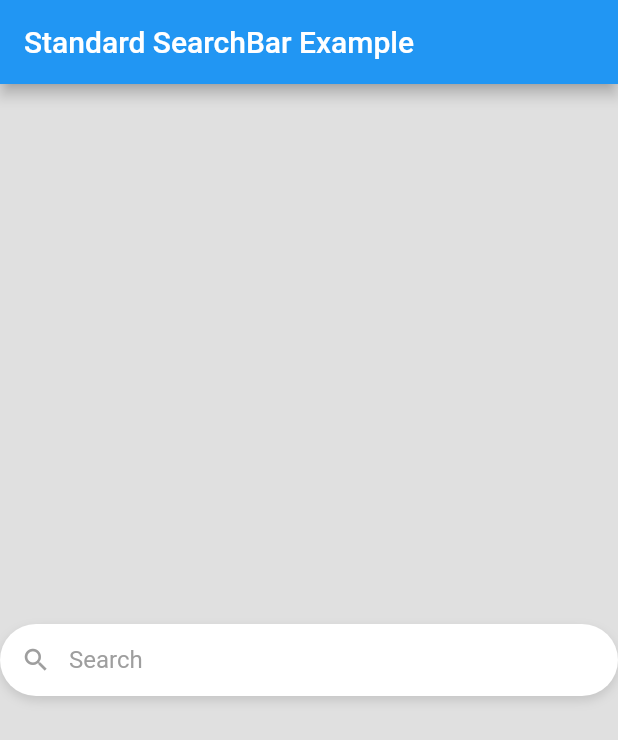
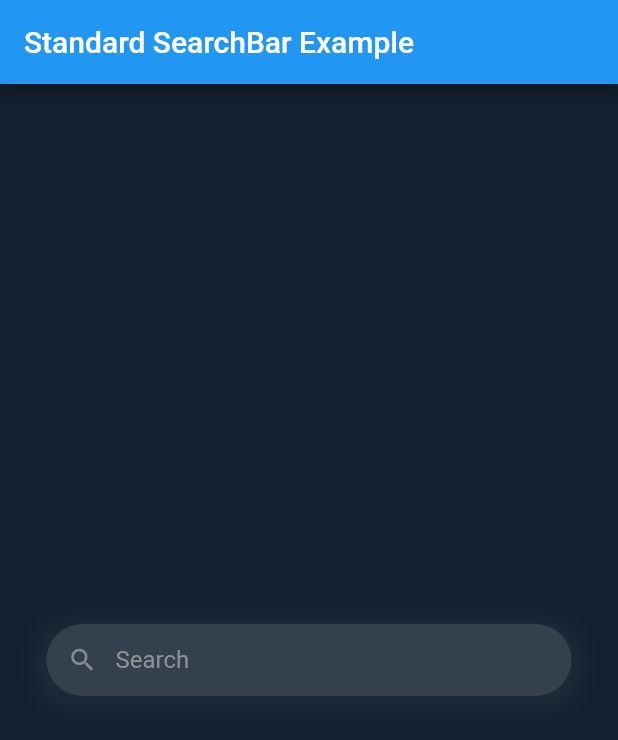
Before and after one commit to hajajmaor/StandardSearchBar, a Flutter app: the screen it shows after launch, on a phone screen of 412 x 824 dp. Shown: the top 740 px of the screen. Run offline on Flutter 3.47's test engine with Material 2 defaults, Android fonts, the phone set to English and light mode, and no system bars.

```diff
--- a/example/lib/main.dart
+++ b/example/lib/main.dart
@@ -1,6 +1,4 @@
 import 'package:flutter/material.dart';
-
-import 'package:flutter/foundation.dart';
 
 import 'package:standard_searchbar/standard_searchbar.dart';
 
@@ -16,18 +14,27 @@ class MyApp extends StatelessWidget {
         appBar: AppBar(
           title: const Text('Standard SearchBar Example'),
         ),
-        body: Center(
+        body: const Center(
           child: StandardSearchBar(
-            width: 500,
-            onChanged: (value) {
-              if (kDebugMode) print('Search: $value');
-            },
-            onSubmitted: (value) {
-              if (kDebugMode) print('Search: $value');
-            },
+            width: 350,
+            backgroundColor: Color(0xFF35404D),
+            hintText: 'Search',
+            cursorColor: Colors.white,
+            hintStyle: TextStyle(color: Color(0xFF8d9399)),
+            startIconColor: Color(0xFF848B92),
+            textStyle: TextStyle(color: Colors.white),
+            shadow: [
+              BoxShadow(
+                color: Color.fromARGB(12, 255, 255, 255),
+                spreadRadius: 7,
+                blurRadius: 10,
+                offset: Offset(0, 3),
+              ),
+            ],
           ),
         ),
-        backgroundColor: Colors.black12,
+        // backgroundColor: Colors.black12,
+        backgroundColor: const Color(0xFF12202F),
       ),
     );
   }
--- a/pubspec.yaml
+++ b/pubspec.yaml
@@ -1,6 +1,6 @@
 name: standard_searchbar
 description: A simple and very customizable search bar widget for Flutter.
-version: 1.0.2
+version: 1.0.3
 repository: https://github.com/ManelRosPuig/StandardSearchBar
 license: MIT
 
```
Also changed, not shown: example/pubspec.lock, images/1.png (added), images/2.png (added), images/3.png (added), images/4.png (added), images/Screenshot1.png (deleted), 2 other files.
